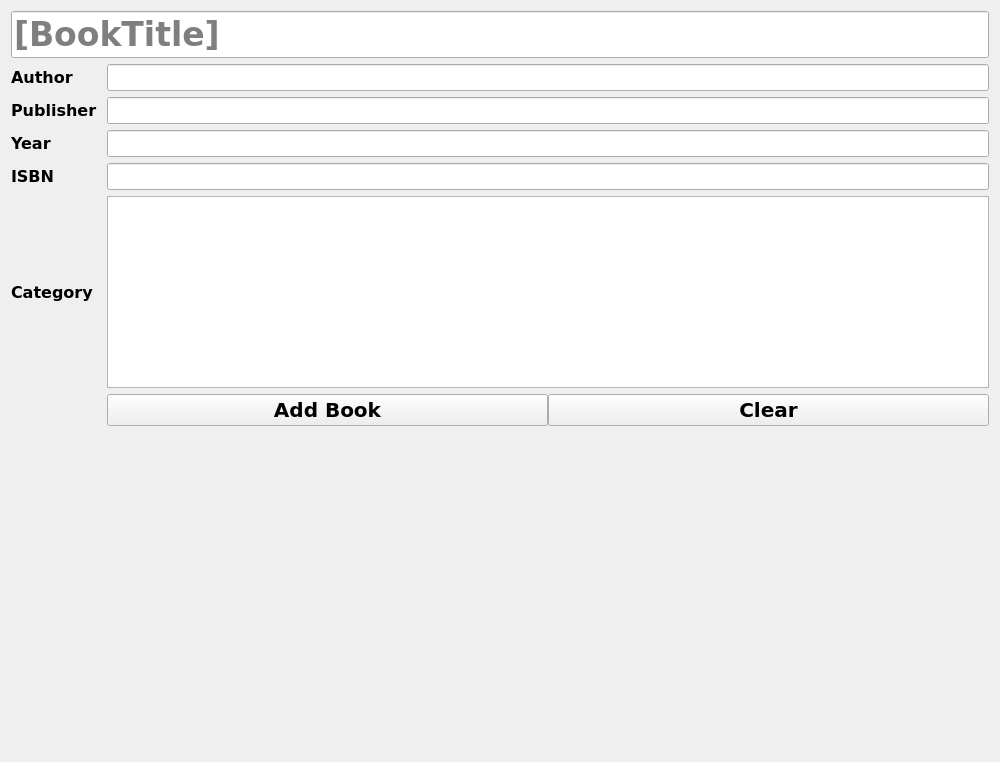
Before: the Qt Designer form LibraryManagementSystem/widgets/book/bookview.ui in NiroSugir/LibraryManagementSystem, drawn with Qt 5.
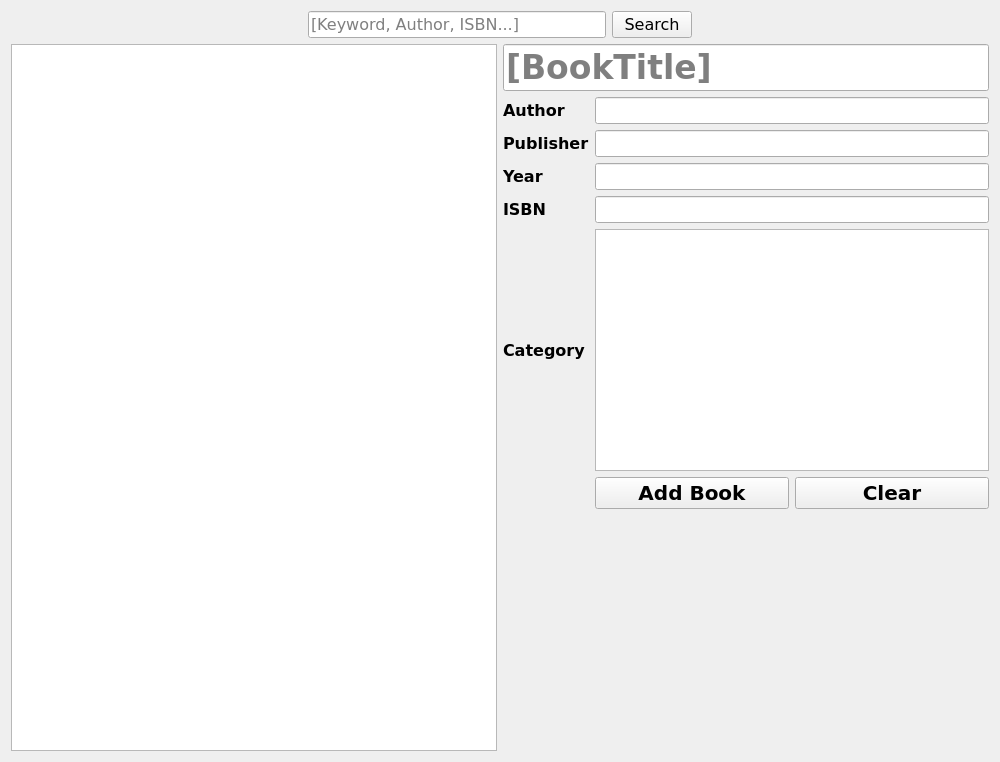
After: the same form once the commit is applied.

Patch:
```diff
--- a/LibraryManagementSystem/widgets/book/bookview.ui
+++ b/LibraryManagementSystem/widgets/book/bookview.ui
@@ -19,64 +19,87 @@
   <property name="windowTitle">
    <string>Form</string>
   </property>
+  <layout class="QVBoxLayout" name="verticalLayout_2">
+   <item>
+    <layout class="QHBoxLayout" name="horizontalLayout_2">
+     <item>
+      <spacer name="horizontalSpacer_2">
+       <property name="orientation">
+        <enum>Qt::Horizontal</enum>
+       </property>
+       <property name="sizeHint" stdset="0">
+        <size>
+         <width>40</width>
+         <height>20</height>
+        </size>
+       </property>
+      </spacer>
+     </item>
+     <item>
+      <widget class="QLineEdit" name="lineEdit_2">
+       <property name="placeholderText">
+        <string>[Keyword, Author, ISBN...]</string>
+       </property>
+      </widget>
+     </item>
+     <item>
+      <widget class="QPushButton" name="pushButton">
+       <property name="text">
+        <string>Search</string>
+       </property>
+      </widget>
+     </item>
+     <item>
+      <spacer name="horizontalSpacer">
+       <property name="orientation">
+        <enum>Qt::Horizontal</enum>
+       </property>
+       <property name="sizeHint" stdset="0">
+        <size>
+         <width>40</width>
+         <height>20</height>
+        </size>
+       </property>
+      </spacer>
+     </item>
+    </layout>
+   </item>
+   <item>
+    <layout class="QHBoxLayout" name="horizontalLayout_4">
+     <item>
   <layout class="QVBoxLayout" name="verticalLayout">
    <item>
+        <widget class="QTableView" name="tableView"/>
+       </item>
+      </layout>
+     </item>
+     <item>
     <layout class="QGridLayout" name="gridLayout">
-     <property name="horizontalSpacing">
-      <number>10</number>
-     </property>
-     <item row="5" column="0">
-      <widget class="QLabel" name="label_6">
+       <item row="2" column="2">
+        <widget class="QLineEdit" name="lineEditAuthor">
        <property name="font">
         <font>
          <family>Verdana</family>
          <pointsize>12</pointsize>
-         <weight>75</weight>
-         <bold>true</bold>
-        </font>
-       </property>
-       <property name="text">
-        <string>Category</string>
-       </property>
-      </widget>
-     </item>
-     <item row="3" column="1">
-      <widget class="QLineEdit" name="lineEditYear">
-       <property name="font">
-        <font>
-         <family>Verdana</family>
-         <pointsize>12</pointsize>
-        </font>
-       </property>
-      </widget>
-     </item>
-     <item row="4" column="0">
-      <widget class="QLabel" name="label_5">
-       <property name="font">
-        <font>
-         <family>Verdana</family>
-         <pointsize>12</pointsize>
-         <weight>75</weight>
-         <bold>true</bold>
-        </font>
-       </property>
-       <property name="text">
-        <string>ISBN</string>
-       </property>
-      </widget>
+          </font>
+         </property>
+        </widget>
+       </item>
+       <item row="9" column="2">
+        <spacer name="verticalSpacer">
+         <property name="orientation">
+          <enum>Qt::Vertical</enum>
+         </property>
+         <property name="sizeHint" stdset="0">
+          <size>
+           <width>20</width>
+           <height>40</height>
+          </size>
+         </property>
+        </spacer>
      </item>
      <item row="2" column="1">
-      <widget class="QLineEdit" name="lineEditPublisher">
-       <property name="font">
-        <font>
-         <family>Verdana</family>
-         <pointsize>12</pointsize>
-        </font>
-       </property>
-      </widget>
-     </item>
-     <item row="2" column="0">
-      <widget class="QLabel" name="label_3">
+        <widget class="QLabel" name="labelAuthor">
        <property name="font">
         <font>
          <family>Verdana</family>
@@ -86,11 +109,11 @@
         </font>
        </property>
        <property name="text">
-        <string>Publisher</string>
+          <string>Author</string>
        </property>
       </widget>
      </item>
-     <item row="0" column="0" colspan="2">
+       <item row="1" column="1" colspan="2">
       <widget class="QLineEdit" name="lineEdit">
        <property name="sizeIncrement">
         <size>
@@ -120,7 +143,7 @@
        </property>
       </widget>
      </item>
-     <item row="4" column="1">
+       <item row="5" column="2">
       <widget class="QLineEdit" name="lineEditIsbn">
        <property name="font">
         <font>
@@ -130,8 +153,8 @@
        </property>
       </widget>
      </item>
-     <item row="1" column="0">
-      <widget class="QLabel" name="labelAuthor">
+       <item row="6" column="1">
+        <widget class="QLabel" name="label_6">
        <property name="font">
         <font>
          <family>Verdana</family>
@@ -141,12 +164,12 @@
         </font>
        </property>
        <property name="text">
-        <string>Author</string>
+          <string>Category</string>
        </property>
       </widget>
      </item>
-     <item row="1" column="1">
-      <widget class="QLineEdit" name="lineEditAuthor">
+       <item row="3" column="2">
+        <widget class="QLineEdit" name="lineEditPublisher">
        <property name="font">
         <font>
          <family>Verdana</family>
@@ -155,7 +178,47 @@
        </property>
       </widget>
      </item>
-     <item row="3" column="0">
+       <item row="4" column="2">
+        <widget class="QLineEdit" name="lineEditYear">
+         <property name="font">
+          <font>
+           <family>Verdana</family>
+           <pointsize>12</pointsize>
+          </font>
+         </property>
+        </widget>
+       </item>
+       <item row="5" column="1">
+        <widget class="QLabel" name="label_5">
+         <property name="font">
+          <font>
+           <family>Verdana</family>
+           <pointsize>12</pointsize>
+           <weight>75</weight>
+           <bold>true</bold>
+          </font>
+         </property>
+         <property name="text">
+          <string>ISBN</string>
+         </property>
+        </widget>
+       </item>
+       <item row="3" column="1">
+        <widget class="QLabel" name="label_3">
+         <property name="font">
+          <font>
+           <family>Verdana</family>
+           <pointsize>12</pointsize>
+           <weight>75</weight>
+           <bold>true</bold>
+          </font>
+         </property>
+         <property name="text">
+          <string>Publisher</string>
+         </property>
+        </widget>
+       </item>
+       <item row="4" column="1">
       <widget class="QLabel" name="label_4">
        <property name="font">
         <font>
@@ -170,7 +233,7 @@
        </property>
       </widget>
      </item>
-     <item row="6" column="1">
+       <item row="8" column="2">
       <layout class="QHBoxLayout" name="horizontalLayout">
        <item>
         <widget class="QPushButton" name="buttonSubmit">
@@ -204,42 +267,15 @@
        </item>
       </layout>
      </item>
-     <item row="5" column="1">
-      <widget class="QListView" name="listViewCategories">
-       <property name="maximumSize">
-        <size>
-         <width>16777215</width>
-         <height>220</height>
-        </size>
-       </property>
-       <property name="font">
-        <font>
-         <family>Verdana</family>
-         <pointsize>12</pointsize>
-        </font>
-       </property>
-       <property name="editTriggers">
-        <set>QAbstractItemView::NoEditTriggers</set>
-       </property>
-       <property name="selectionMode">
-        <enum>QAbstractItemView::MultiSelection</enum>
-       </property>
-      </widget>
-     </item>
-    </layout>
-   </item>
-   <item>
-    <spacer name="verticalSpacer">
-     <property name="orientation">
-      <enum>Qt::Vertical</enum>
-     </property>
-     <property name="sizeHint" stdset="0">
-      <size>
-       <width>17</width>
-       <height>174</height>
-      </size>
-     </property>
-    </spacer>
+       <item row="0" column="0">
+        <layout class="QHBoxLayout" name="horizontalLayout_3"/>
+       </item>
+       <item row="6" column="2">
+        <widget class="QListWidget" name="listViewCategories"/>
+       </item>
+      </layout>
+     </item>
+    </layout>
    </item>
   </layout>
  </widget>
```
Left out of the diff: 1 changed line with no effect on the pictures. Lines whose indentation alone changed are shown as unchanged.
